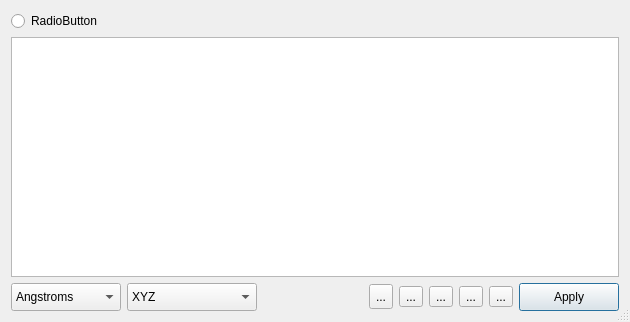
Before: the Qt Designer form libavogadro/src/extensions/cartesianeditor.ui in cryos/avogadro, drawn with Qt 5.
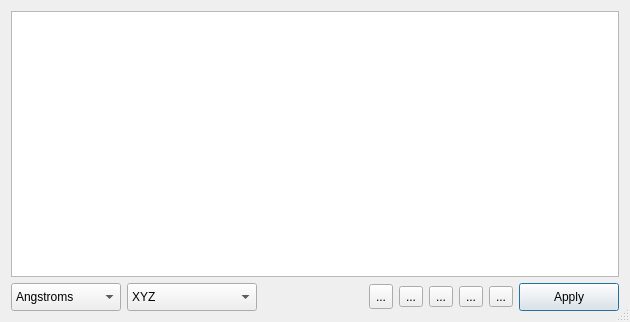
After: the same form once the commit is applied. Icons and pictures are not drawn.

Commit message: Remove unintentional GUI change.

The edit to the form file:
```diff
--- a/libavogadro/src/extensions/cartesianeditor.ui
+++ b/libavogadro/src/extensions/cartesianeditor.ui
@@ -20,7 +20,7 @@
    <bool>false</bool>
   </property>
   <layout class="QGridLayout" name="gridLayout">
-   <item row="2" column="2">
+   <item row="1" column="2">
     <spacer name="horizontalSpacer">
      <property name="orientation">
       <enum>Qt::Horizontal</enum>
@@ -226,7 +226,7 @@
      </property>
     </widget>
    </item>
-   <item row="1" column="0" colspan="9">
+   <item row="0" column="0" colspan="9">
     <widget class="QTextEdit" name="cartesianEdit">
      <property name="font">
       <font>
@@ -264,13 +264,6 @@
      </property>
     </widget>
    </item>
-   <item row="0" column="0">
-    <widget class="QRadioButton" name="radioButton">
-     <property name="text">
-      <string>RadioButton</string>
-     </property>
-    </widget>
-   </item>
   </layout>
  </widget>
  <resources>
```
Left out of the diff: 16 changed lines with no effect on the pictures.
